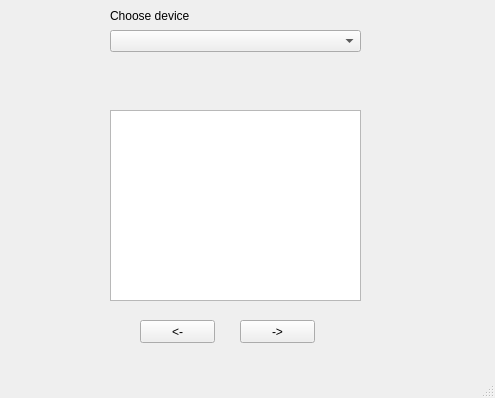
The window that ui.ui (cyanidesayonara/monitorimittari) describes before a commit, drawn with Qt 5.
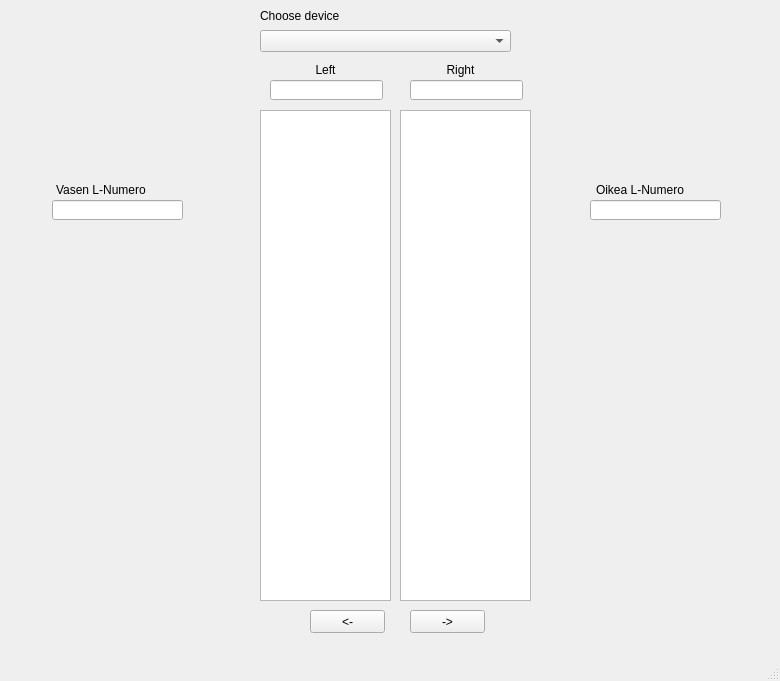
The same window after the commit.

```diff
--- a/ui.ui
+++ b/ui.ui
@@ -6,8 +6,8 @@
    <rect>
     <x>0</x>
     <y>0</y>
-    <width>495</width>
-    <height>398</height>
+    <width>780</width>
+    <height>681</height>
    </rect>
   </property>
   <property name="windowTitle">
@@ -17,8 +17,8 @@
    <widget class="QPushButton" name="backwardButton">
     <property name="geometry">
      <rect>
-      <x>140</x>
-      <y>320</y>
+      <x>310</x>
+      <y>610</y>
       <width>75</width>
       <height>23</height>
      </rect>
@@ -30,18 +30,18 @@
    <widget class="QListWidget" name="measurementList">
     <property name="geometry">
      <rect>
-      <x>110</x>
+      <x>260</x>
       <y>110</y>
-      <width>251</width>
-      <height>191</height>
+      <width>131</width>
+      <height>491</height>
      </rect>
     </property>
    </widget>
    <widget class="QPushButton" name="forwardButton">
     <property name="geometry">
      <rect>
-      <x>240</x>
-      <y>320</y>
+      <x>410</x>
+      <y>610</y>
       <width>75</width>
       <height>23</height>
      </rect>
@@ -53,7 +53,7 @@
    <widget class="QComboBox" name="deviceBox">
     <property name="geometry">
      <rect>
-      <x>110</x>
+      <x>260</x>
       <y>30</y>
       <width>251</width>
       <height>22</height>
@@ -63,14 +63,14 @@
    <widget class="QLabel" name="label">
     <property name="geometry">
      <rect>
-      <x>176</x>
-      <y>70</y>
-      <width>121</width>
+      <x>260</x>
+      <y>60</y>
+      <width>131</width>
       <height>20</height>
      </rect>
     </property>
     <property name="text">
-     <string/>
+     <string>Left</string>
     </property>
     <property name="alignment">
      <set>Qt::AlignCenter</set>
@@ -79,7 +79,7 @@
    <widget class="QLabel" name="deviceBoxLabel">
     <property name="geometry">
      <rect>
-      <x>110</x>
+      <x>260</x>
       <y>6</y>
       <width>91</width>
       <height>20</height>
@@ -89,6 +89,98 @@
      <string>Choose device</string>
     </property>
    </widget>
+   <widget class="QListWidget" name="resultList_2">
+    <property name="geometry">
+     <rect>
+      <x>400</x>
+      <y>110</y>
+      <width>131</width>
+      <height>491</height>
+     </rect>
+    </property>
+   </widget>
+   <widget class="QLabel" name="label_2">
+    <property name="geometry">
+     <rect>
+      <x>400</x>
+      <y>60</y>
+      <width>121</width>
+      <height>20</height>
+     </rect>
+    </property>
+    <property name="text">
+     <string>Right</string>
+    </property>
+    <property name="alignment">
+     <set>Qt::AlignCenter</set>
+    </property>
+   </widget>
+   <widget class="QLineEdit" name="lineEdit_1">
+    <property name="geometry">
+     <rect>
+      <x>270</x>
+      <y>80</y>
+      <width>113</width>
+      <height>20</height>
+     </rect>
+    </property>
+   </widget>
+   <widget class="QLineEdit" name="lineEdit_2">
+    <property name="geometry">
+     <rect>
+      <x>410</x>
+      <y>80</y>
+      <width>113</width>
+      <height>20</height>
+     </rect>
+    </property>
+   </widget>
+   <widget class="QLabel" name="monitorLabel_1">
+    <property name="geometry">
+     <rect>
+      <x>56</x>
+      <y>180</y>
+      <width>131</width>
+      <height>20</height>
+     </rect>
+    </property>
+    <property name="text">
+     <string>Vasen L-Numero</string>
+    </property>
+   </widget>
+   <widget class="QLabel" name="monitorLabel_2">
+    <property name="geometry">
+     <rect>
+      <x>596</x>
+      <y>180</y>
+      <width>121</width>
+      <height>20</height>
+     </rect>
+    </property>
+    <property name="text">
+     <string>Oikea L-Numero</string>
+    </property>
+   </widget>
+   <widget class="QLineEdit" name="monitorLineEdit_1">
+    <property name="geometry">
+     <rect>
+      <x>52</x>
+      <y>200</y>
+      <width>131</width>
+      <height>20</height>
+     </rect>
+    </property>
+   </widget>
+   <widget class="QLineEdit" name="monitorLineEdit_2">
+    <property name="geometry">
+     <rect>
+      <x>590</x>
+      <y>200</y>
+      <width>131</width>
+      <height>20</height>
+     </rect>
+    </property>
+   </widget>
   </widget>
   <widget class="QMenuBar" name="menubar">
    <property name="geometry">
```
Left out of the diff: 6 changed lines with no effect on the pictures.
